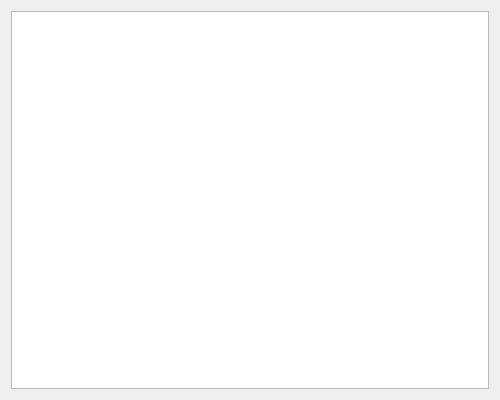
Old version of the form parsec/core/gui/forms/changelog_widget.ui in the repository Scille/parsec-cloud.
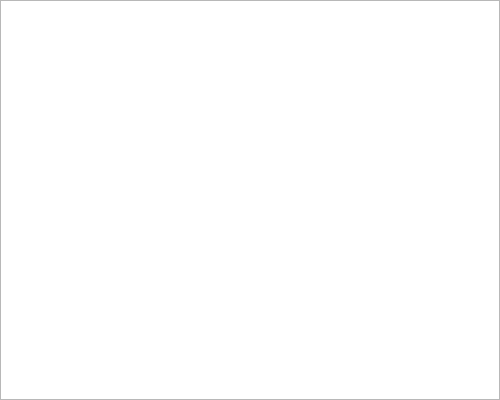
New version of the form.

What changed in the file:
```diff
--- a/parsec/core/gui/forms/changelog_widget.ui
+++ b/parsec/core/gui/forms/changelog_widget.ui
@@ -20,6 +20,18 @@
    <string>Form</string>
   </property>
   <layout class="QVBoxLayout" name="verticalLayout">
+   <property name="leftMargin">
+    <number>0</number>
+   </property>
+   <property name="topMargin">
+    <number>0</number>
+   </property>
+   <property name="rightMargin">
+    <number>0</number>
+   </property>
+   <property name="bottomMargin">
+    <number>0</number>
+   </property>
    <item>
     <widget class="QTextEdit" name="text_changelog">
      <property name="horizontalScrollBarPolicy">
```
